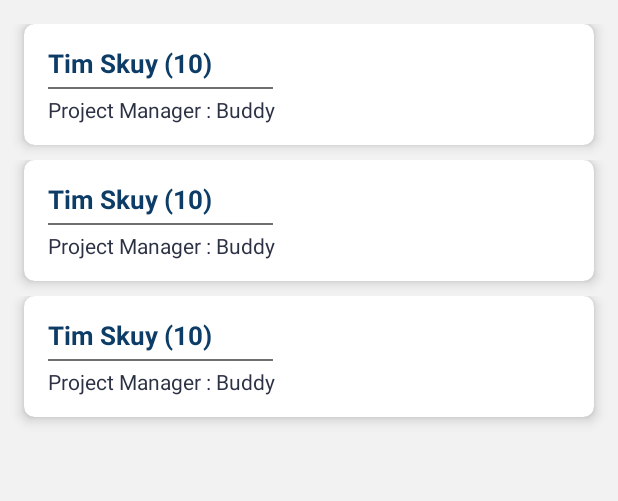
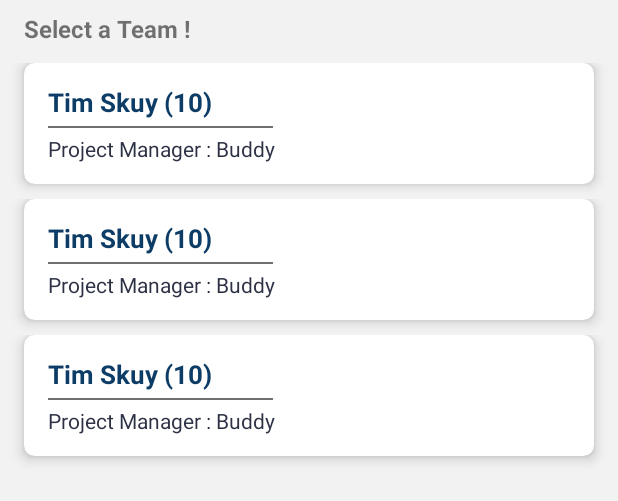
Before and after one commit to aldizzaldi/beetter-android, an Android app: the layout list_team.xml on its own in the app's theme, with its tools: preview values and no code run, on a phone screen of 412 x 824 dp. Shown: the top 501 px of the screen. Run offline under Robolectric (Android 15) with nearby library versions, the phone set to English and light mode, and no system bars.

Commit message:
edit constraint layout deploy 1

```diff
--- a/app/src/main/res/layout/daily_report.xml
+++ b/app/src/main/res/layout/daily_report.xml
@@ -66,6 +66,7 @@
         android:layout_width="409dp"
         android:layout_height="729dp"
         android:layout_marginTop="8dp"
+        app:layout_constraintEnd_toEndOf="parent"
         app:layout_constraintStart_toStartOf="parent"
         app:layout_constraintTop_toBottomOf="@+id/cardView9"
         tools:listitem="@layout/daily_report_item" />
--- a/app/src/main/res/layout/list_team.xml
+++ b/app/src/main/res/layout/list_team.xml
@@ -7,13 +7,25 @@
     android:background="#f2f2f2"
     tools:context=".MainActivity">
 
+    <TextView
+        android:id="@+id/textView8"
+        android:layout_width="wrap_content"
+        android:layout_height="wrap_content"
+        android:layout_marginStart="16dp"
+        android:layout_marginTop="8dp"
+        android:text="Select a Team !"
+        android:textSize="16sp"
+        android:textStyle="bold"
+        app:layout_constraintStart_toStartOf="parent"
+        app:layout_constraintTop_toTopOf="parent" />
+
     <androidx.recyclerview.widget.RecyclerView
         android:id="@+id/recyclerViewListTeam"
         android:layout_width="match_parent"
         android:layout_height="wrap_content"
-        android:layout_marginTop="16dp"
+        android:layout_marginTop="12dp"
         app:layout_constraintEnd_toEndOf="parent"
         app:layout_constraintStart_toStartOf="parent"
-        app:layout_constraintTop_toTopOf="parent"
+        app:layout_constraintTop_toBottomOf="@+id/textView8"
         tools:listitem="@layout/list_team_item" />
 </androidx.constraintlayout.widget.ConstraintLayout>
--- a/app/src/main/res/layout/login.xml
+++ b/app/src/main/res/layout/login.xml
@@ -24,7 +24,7 @@
         android:layout_width="wrap_content"
         android:layout_height="wrap_content"
         android:layout_marginStart="24dp"
-        android:layout_marginTop="230dp"
+        android:layout_marginTop="210dp"
         android:text="Welcome !"
         android:textColor="#ffffff"
         android:textSize="30sp"
--- a/app/src/main/res/layout/report_productivity.xml
+++ b/app/src/main/res/layout/report_productivity.xml
@@ -15,7 +15,7 @@
         android:layout_marginEnd="16dp"
         app:cardBackgroundColor="@android:color/white"
         app:cardCornerRadius="7dp"
-        app:cardElevation="20dp"
+        app:cardElevation="5dp"
         app:layout_constraintEnd_toEndOf="parent"
         app:layout_constraintStart_toStartOf="parent"
         app:layout_constraintTop_toTopOf="parent">
```
